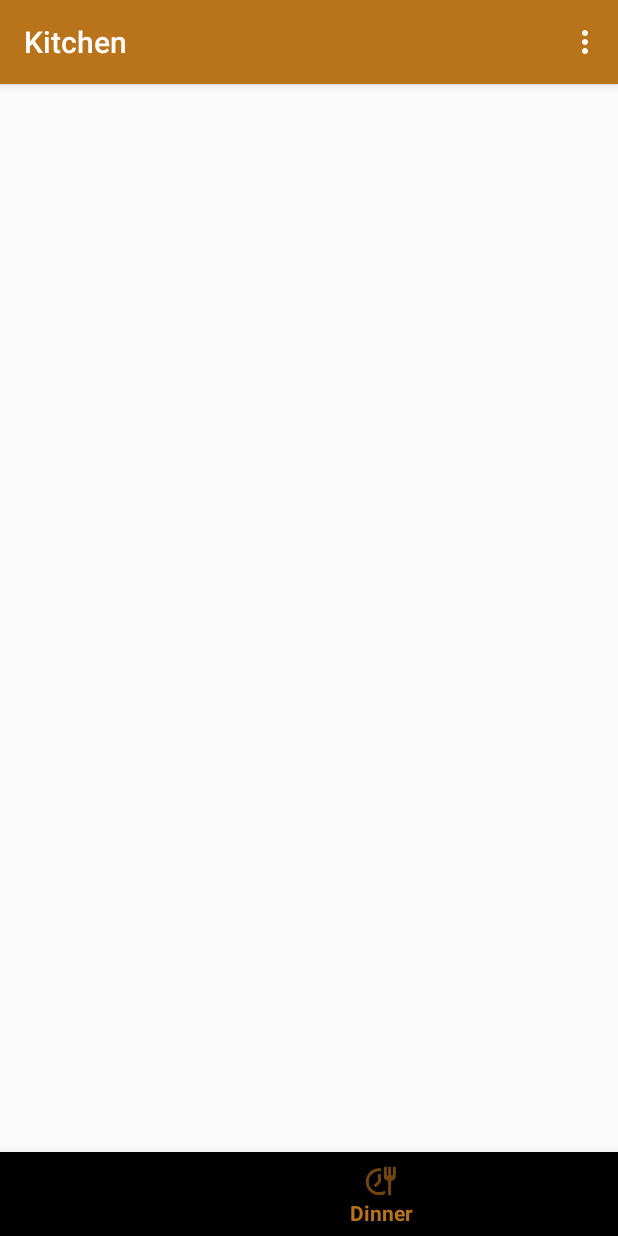
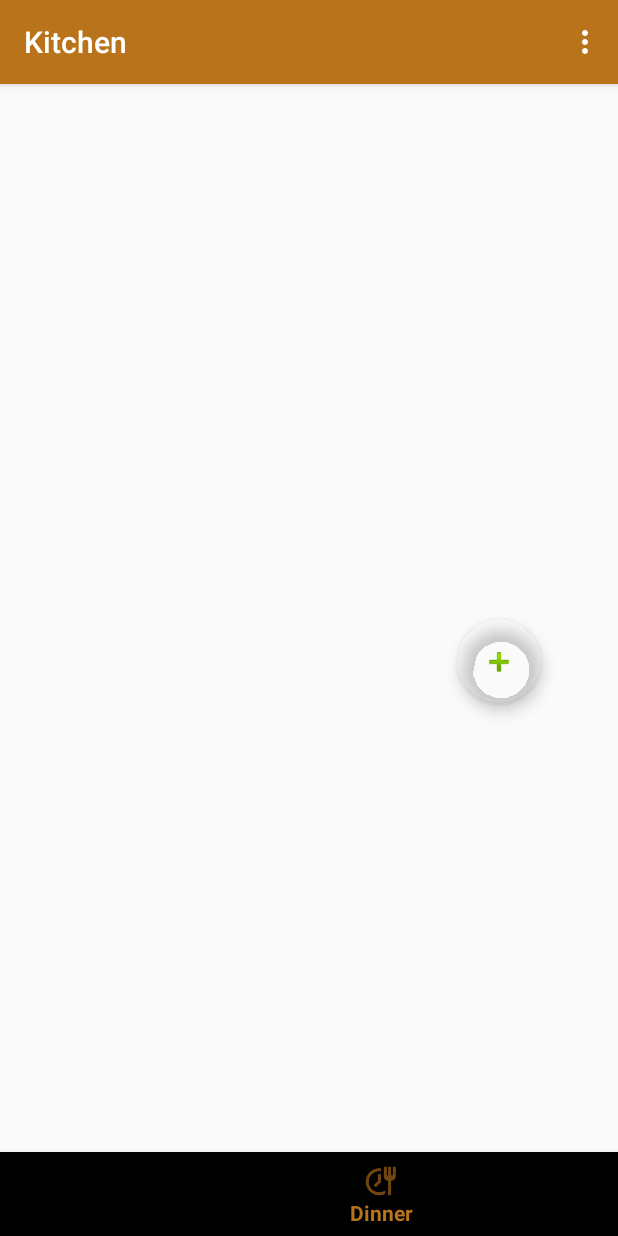
Before and after one commit to ProjectUASChef/EveryoneKitchen, an Android app: the screen it shows after launch (MainActivity), item 3 of the bottom bar chosen, on a phone screen of 412 x 824 dp. Run offline under Robolectric (Android 15) with nearby library versions, the phone set to English and light mode, and no system bars; our stand-ins replace Firebase (no records; nobody signed in at launch, a user with empty details on screens opened directly); libraries missing offline, so code that uses them is left out: com.chad.library; Roboto replaces fonts that are not available here; 3 statements that could not run were skipped.

Commit message:
button untuk Create Data Di dinnerFragment

```diff
--- a/app/src/main/java/com/example/kitchen/fragments/breakfastFragment.java
+++ b/app/src/main/java/com/example/kitchen/fragments/breakfastFragment.java
@@ -4,18 +4,27 @@ package com.example.kitchen.fragments;
 import android.os.Bundle;
 
 import androidx.fragment.app.Fragment;
+import androidx.recyclerview.widget.RecyclerView;
 
 import android.view.LayoutInflater;
 import android.view.View;
 import android.view.ViewGroup;
 
 import com.example.kitchen.R;
+import com.example.kitchen.my_model.MyModel;
+import com.google.firebase.database.DatabaseReference;
+
+import java.util.ArrayList;
+import java.util.List;
 
 /**
  * A simple {@link Fragment} subclass.
  */
 public class breakfastFragment extends Fragment {
+    private RecyclerView breakfastlist;
+    private DatabaseReference breakfastreference;
 
+    private List<MyModel> myModelList = new ArrayList<>();
 
     public breakfastFragment() {
         // Required empty public constructor
--- a/app/src/main/java/com/example/kitchen/fragments/dinnerFragment.java
+++ b/app/src/main/java/com/example/kitchen/fragments/dinnerFragment.java
@@ -1,6 +1,7 @@
 package com.example.kitchen.fragments;
 
 
+import android.content.Intent;
 import android.os.Bundle;
 
 import androidx.annotation.NonNull;
@@ -11,22 +12,18 @@ import androidx.recyclerview.widget.RecyclerView;
 import android.view.LayoutInflater;
 import android.view.View;
 import android.view.ViewGroup;
-import android.widget.TextView;
 import android.widget.Toast;
 
 import com.example.kitchen.R;
-import com.example.kitchen.my_adapter.DinnerAdapter;
-import com.example.kitchen.my_model.DinnerModel;
-import com.firebase.ui.database.FirebaseRecyclerAdapter;
-import com.firebase.ui.database.FirebaseRecyclerOptions;
+import com.example.kitchen.UploadActivity;
+import com.example.kitchen.my_adapter.MyAdapter;
+import com.example.kitchen.my_model.MyModel;
+import com.google.android.material.floatingactionbutton.FloatingActionButton;
 import com.google.firebase.database.DataSnapshot;
 import com.google.firebase.database.DatabaseError;
 import com.google.firebase.database.DatabaseReference;
 import com.google.firebase.database.FirebaseDatabase;
 import com.google.firebase.database.ValueEventListener;
-
-import org.json.JSONArray;
-import org.json.JSONException;
 
 
 import java.util.ArrayList;
@@ -36,12 +33,12 @@ import java.util.List;
  * A simple {@link Fragment} subclass.
  */
 public class dinnerFragment extends Fragment {
-
+    FloatingActionButton createResep;
     private RecyclerView dinnerList;
 
     private DatabaseReference dinnerReference;
 
-    private List<DinnerModel> dinnerModelList = new ArrayList<>();
+    private List<MyModel> myModelList = new ArrayList<>();
 
 
 
@@ -54,13 +51,15 @@ public class dinnerFragment extends Fragment {
     public View onCreateView(LayoutInflater inflater, ViewGroup container,
                              Bundle savedInstanceState) {
         // Inflate the layout for this fragment
+
+
         View view = inflater.inflate(R.layout.fragment_dinner, container, false);
-
+        createResep = view.findViewById(R.id.floatingActionButton);
         dinnerList = view.findViewById(R.id.dinnerRV);
         dinnerReference = FirebaseDatabase.getInstance().getReference();
 
-        dinnerModelList.add(new DinnerModel("Batu","Oseng Batu"));
-        dinnerModelList.add(new DinnerModel("Kacang", "Kacang Rebus"));
+        myModelList.add(new MyModel("Batu","Oseng Batu"));
+        myModelList.add(new MyModel("Kacang", "Kacang Rebus"));
 
         dinnerReference.child("Resep").child("Breakfast").addValueEventListener(new ValueEventListener() {
             @Override
@@ -68,13 +67,13 @@ public class dinnerFragment extends Fragment {
 
                 String name = dataSnapshot.getValue().toString();
                 if(name.equals("nama")) {
-                    DinnerModel dinnerModel = new DinnerModel(name, "test");
-                    dinnerModelList.add(dinnerModel);
+                    MyModel myModel = new MyModel(name, "test");
+                    myModelList.add(myModel);
                 }
 
-//                DinnerModel dinnerModel = new DinnerModel(aa, bb);
+//                MyModel dinnerModel = new MyModel(aa, bb);
 //
-//                dinnerModelList.add(dinnerModel);
+//                myModelList.add(dinnerModel);
 
 
             }
@@ -85,13 +84,21 @@ public class dinnerFragment extends Fragment {
             }
         });
 
-        DinnerAdapter adapter = new DinnerAdapter(dinnerModelList);
+        MyAdapter adapter = new MyAdapter(myModelList);
         dinnerList.setAdapter(adapter);
         dinnerList.setLayoutManager(new LinearLayoutManager(getContext()));
 
+        createResep.setOnClickListener(new View.OnClickListener() {
+            @Override
+            public void onClick(View view) {
+                startActivity(new Intent(getActivity(),UploadActivity.class));
+            }
+        });
 
         return view;
 
     }
 
+
+
 }
--- a/app/src/main/java/com/example/kitchen/my_adapter/DinnerAdapter.java
+++ b/app/src/main/java/com/example/kitchen/my_adapter/MyAdapter.java
@@ -6,18 +6,18 @@ import androidx.annotation.Nullable;
 import com.chad.library.adapter.base.BaseQuickAdapter;
 import com.chad.library.adapter.base.BaseViewHolder;
 import com.example.kitchen.R;
-import com.example.kitchen.my_model.DinnerModel;
+import com.example.kitchen.my_model.MyModel;
 
 import java.util.List;
 
-public class DinnerAdapter extends BaseQuickAdapter<DinnerModel, BaseViewHolder> {
-    public DinnerAdapter(@Nullable List<DinnerModel> data) {
+public class MyAdapter extends BaseQuickAdapter<MyModel, BaseViewHolder> {
+    public MyAdapter(@Nullable List<MyModel> data) {
         super(R.layout.model_menu, data);
 
     }
 
     @Override
-    protected void convert(@NonNull BaseViewHolder helper, DinnerModel item) {
+    protected void convert(@NonNull BaseViewHolder helper, MyModel item) {
         helper.setText(R.id.title, item.getBahan());
         helper.setText(R.id.deskripsi, item.getNama());
 
--- a/app/src/main/res/layout/fragment_dinner.xml
+++ b/app/src/main/res/layout/fragment_dinner.xml
@@ -1,9 +1,24 @@
 <?xml version="1.0" encoding="utf-8"?>
 <RelativeLayout xmlns:android="http://schemas.android.com/apk/res/android"
+    xmlns:app="http://schemas.android.com/apk/res-auto"
     xmlns:tools="http://schemas.android.com/tools"
     android:layout_width="match_parent"
     android:layout_height="match_parent"
     tools:context=".fragments.dinnerFragment">
+
+    <com.google.android.material.floatingactionbutton.FloatingActionButton
+        android:id="@+id/floatingActionButton"
+        android:layout_width="wrap_content"
+        android:layout_height="wrap_content"
+        android:layout_alignParentTop="true"
+        android:layout_alignParentEnd="true"
+        android:layout_alignParentRight="true"
+        android:layout_marginTop="357dp"
+        android:layout_marginEnd="51dp"
+        android:layout_marginRight="51dp"
+        android:clickable="true"
+        android:src="@android:drawable/ic_input_add"
+        app:backgroundTint="#00FFFFFF" />
 
     <androidx.recyclerview.widget.RecyclerView
         android:id="@+id/dinnerRV"
```
Also changed, not shown: app/src/main/AndroidManifest.xml (+5 -2 lines), app/src/main/java/com/example/kitchen/UploadActivity.java (added, +64 -0 lines), app/src/main/java/com/example/kitchen/my_model/DinnerModel.java (deleted, +0 -32 lines), app/src/main/java/com/example/kitchen/my_model/MyModel.java (added, +44 -0 lines), app/src/main/res/layout/activity_upload.xml (added, +92 -0 lines), app/src/main/res/layout/model_menu.xml (+17 -6 lines).
